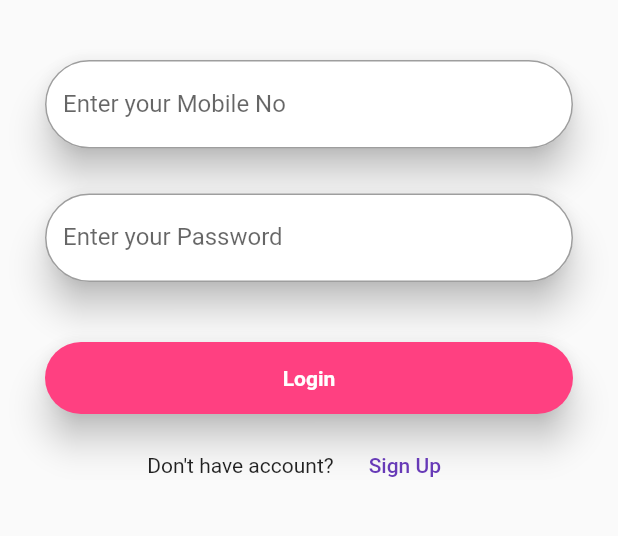
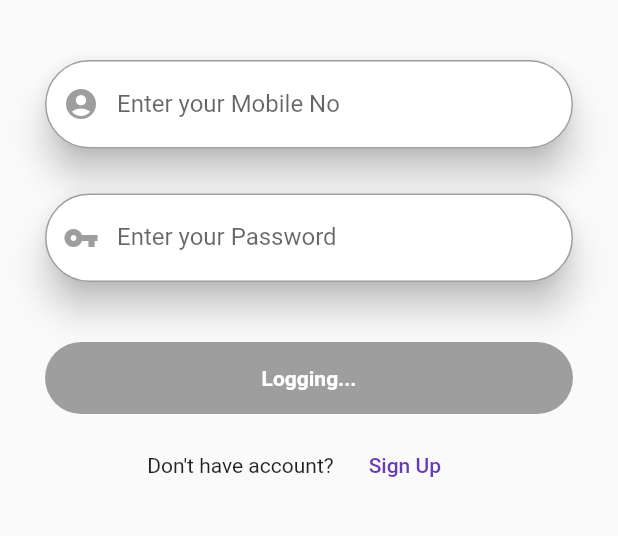
Before and after one commit to jahidRatul/bestfriendsapp, a Flutter app: the screen it shows after launch, after a tap on "Login", on a phone screen of 412 x 824 dp, the part 195-731 px from its top. Run offline on Flutter 3.47's test engine with Material 2 defaults, Android fonts, the phone set to English and light mode, and no system bars; our stand-ins replace shared_preferences; network calls fail.

Commit message:
reg in progress

```diff
--- /dev/null
+++ b/lib/api.dart
@@ -0,0 +1,36 @@
+import 'dart:convert';
+import 'package:http/http.dart' as http;
+import 'package:shared_preferences/shared_preferences.dart';
+class CallApi{
+  final String _url = 'http://test.bestfriends.com.bd/api/';
+
+  postData(data, apiUrl) async {
+    var fullUrl = _url + apiUrl + await _getToken();
+    return await http.post(
+        fullUrl,
+        body: jsonEncode(data),
+        headers: _setHeaders()
+    );
+  }
+  getData(apiUrl) async {
+    var fullUrl = _url + apiUrl + await _getToken();
+    return await http.get(
+        fullUrl,
+        headers: _setHeaders()
+    );
+  }
+
+
+
+
+  _setHeaders() => {
+    'Content-type' : 'application/json',
+    'Accept' : 'application/json',
+  };
+
+  _getToken() async {
+    SharedPreferences localStorage = await SharedPreferences.getInstance();
+    var token = localStorage.getString('token');
+    return '?token=$token';
+  }
+}
--- a/lib/loginPage.dart
+++ b/lib/loginPage.dart
@@ -1,5 +1,9 @@
+import 'dart:convert';
 import 'package:flutter/material.dart';
+import 'package:shared_preferences/shared_preferences.dart';
+import 'api.dart';
 import 'registerPage.dart';
+import 'homePage.dart';
 class LoginPage extends StatefulWidget {
   static String id = 'loginPage';
   @override
@@ -7,6 +11,25 @@ class LoginPage extends StatefulWidget {
 }
 
 class _LoginPageState extends State<LoginPage> {
+ bool _isLoading = false;
+ TextEditingController mobileController = TextEditingController();
+ TextEditingController passwordController = TextEditingController();
+ ScaffoldState scaffoldState;
+
+ _showMsg(msg) {
+   final snackBar = SnackBar(
+     content: Text(msg),
+     action: SnackBarAction(
+       label: 'Close',
+       onPressed: () {
+         // Some code to undo the change!
+       },
+     ),
+   );
+   Scaffold.of(context).showSnackBar(snackBar);
+ }
+
+
   @override
   Widget build(BuildContext context) {
     return SafeArea(
@@ -38,16 +61,24 @@ class _LoginPageState extends State<LoginPage> {
                         ],
                       ),
                     ),
+
+
                     const SizedBox(
                       height: 10,
                     ),
-                     const Card(
+                      Card(
                       margin: EdgeInsets.only(left: 30, top: 30, right: 30),
                       elevation: 10,
                       shape: RoundedRectangleBorder(
                           borderRadius: BorderRadius.all(Radius.circular(40))),
                       child: TextField(
+                        controller: mobileController,
+
                         decoration: InputDecoration(
+                          prefixIcon: Icon(
+                            Icons.account_circle,
+                            color: Colors.grey,
+                          ),
                           hintText: 'Input Mobile No',
                           labelText: 'Enter your Mobile No',
                           border: OutlineInputBorder(
@@ -56,13 +87,19 @@ class _LoginPageState extends State<LoginPage> {
                         ),
                       ),
                     ),
-                    const  Card(
+                      Card(
                       margin: EdgeInsets.only(left: 30, top: 30, right: 30),
                       elevation: 10,
                       shape: RoundedRectangleBorder(
                           borderRadius: BorderRadius.all(Radius.circular(40))),
                       child: TextField(
+                        cursorColor: Color(0xFF9b9b9b),
+                        controller: passwordController,
                         decoration: InputDecoration(
+                          prefixIcon: Icon(
+                            Icons.vpn_key,
+                            color: Colors.grey,
+                          ),
                           hintText: 'Input Password',
                           labelText: 'Enter your Password',
                           border: OutlineInputBorder(
@@ -84,12 +121,13 @@ class _LoginPageState extends State<LoginPage> {
                         shape: const RoundedRectangleBorder(
                             borderRadius:
                             BorderRadius.all(Radius.circular(40))),
-                        onPressed: () {},
+                        onPressed: _isLoading ? null : _login,
                         child: Text(
-                          'Login',
+                          _isLoading? 'Logging...' : 'Login',
                           style: TextStyle(
                               color: Colors.white, fontWeight: FontWeight.bold),
                         ),
+                        disabledColor: Colors.grey,
                       ),
                     ),
                     const SizedBox(
@@ -119,4 +157,36 @@ class _LoginPageState extends State<LoginPage> {
       ),
     );
   }
+ void _login() async{
+
+   setState(() {
+     _isLoading = true;
+   });
+
+   var data = {
+     'phone' : mobileController.text,
+     'password' : passwordController.text
+   };
+
+   var res = await CallApi().postData(data, 'login');
+   var body = json.decode(res.body);
+   if(body['success']){
+     SharedPreferences localStorage = await SharedPreferences.getInstance();
+     localStorage.setString('token', body['token']);
+     localStorage.setString('user', json.encode(body['user']));
+     Navigator.pushNamed(context, HomePage.id);
+   }else{
+     _showMsg(body['message']);
+   }
+
+
+   setState(() {
+     _isLoading = false;
+   });
+
+
+
+
+ }
+
 }
--- a/lib/main.dart
+++ b/lib/main.dart
@@ -1,5 +1,6 @@
 import 'package:bestfriend/registerPage.dart';
 import 'package:flutter/material.dart';
+import 'homePage.dart';
 import 'loginPage.dart';
 
 
@@ -15,6 +16,7 @@ class MyApp extends StatelessWidget {
 
         LoginPage.id: (BuildContext context) => LoginPage(),
         RegisterPage.id: (BuildContext context) => RegisterPage(),
+        HomePage.id: (BuildContext context) => HomePage(),
 
       },
     );
--- a/pubspec.yaml
+++ b/pubspec.yaml
@@ -23,6 +23,8 @@ dependencies:
   # The following adds the Cupertino Icons font to your application.
   # Use with the CupertinoIcons class for iOS style icons.
   cupertino_icons: ^0.1.2
+  shared_preferences: ^0.5.6+1
+  http: ^0.12.0+4
 
 dev_dependencies:
   flutter_test:
```
Also changed, not shown: lib/homePage.dart (added, +224 -0 lines), pubspec.lock.
